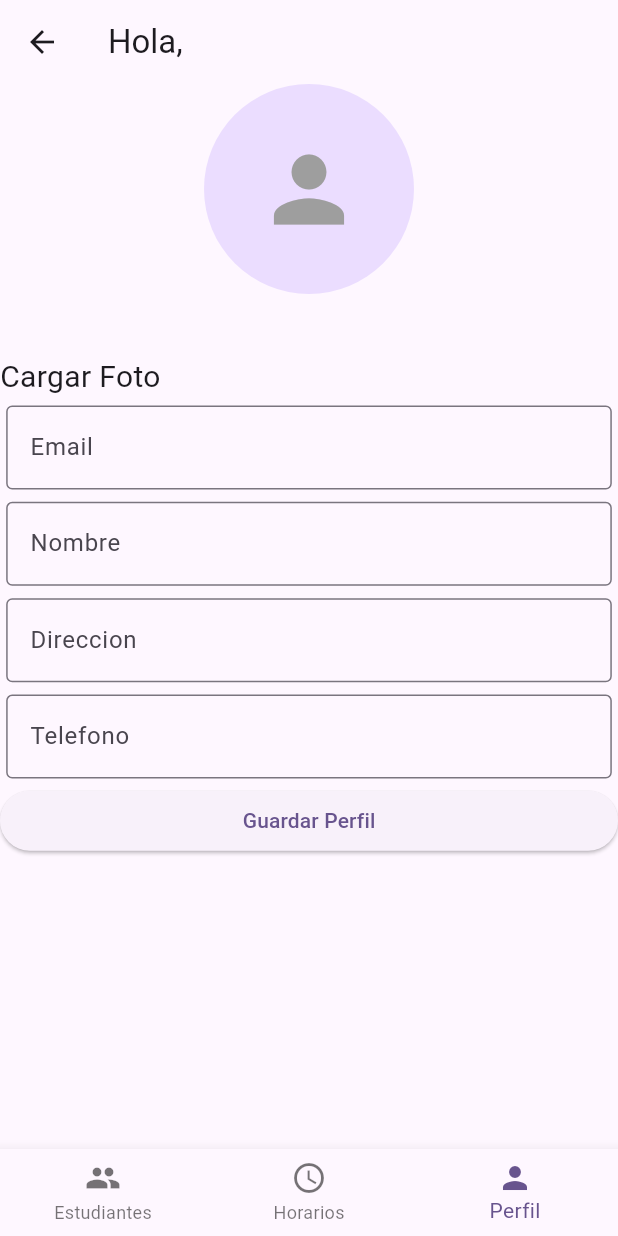
After one commit to alexvacca25/firebase_crud_estudiantes, a Flutter app: the HomePage screen opened by its route, item 3 of the bottom bar chosen, after a tap on the "person" icon, on a phone screen of 412 x 824 dp. The commit adds this screen. Run offline on Flutter 3.47's test engine with Material 2 defaults, Android fonts, the phone set to English and light mode, and no system bars; our stand-ins replace cloud_firestore, firebase_auth, firebase_core, firebase_storage, get, get_storage and 1 more; accounts and stored records are empty.

Commit message:
Firestore OK

```diff
--- /dev/null
+++ b/lib/data/services/peticionesFirestore.dart
@@ -0,0 +1,54 @@
+import 'package:cloud_firestore/cloud_firestore.dart';
+import 'package:firebase_crud_estudiantes/domain/controller/controllerUser.dart';
+import 'package:firebase_storage/firebase_storage.dart' as fs;
+
+import 'package:get/get.dart';
+
+class Peticiones {
+  static final ControlUserAuth controlua = Get.find();
+  static final fs.FirebaseStorage storage = fs.FirebaseStorage.instance;
+  static final FirebaseFirestore _db = FirebaseFirestore.instance;
+
+  static Future<void> crearcatalogo(Map<String, dynamic> catalogo, foto) async {
+    print(catalogo['foto']);
+
+    var url = '';
+    if (foto != null) {
+      url = await Peticiones.cargarfoto(foto, controlua.userValido!.user!.uid);
+    }
+    print(url);
+    catalogo['foto'] = url.toString();
+
+    await _db.collection('PERFIL').doc().set(catalogo).catchError((e) {
+      print(e);
+    });
+    //return true;
+  }
+
+  static Future<dynamic> cargarfoto(var foto, var idArt) async {
+    final fs.Reference storageReference =
+        fs.FirebaseStorage.instance.ref().child("fotos");
+
+    fs.TaskSnapshot taskSnapshot =
+        await storageReference.child(idArt).putFile(foto);
+
+    var url = await taskSnapshot.ref.getDownloadURL();
+    print('url:' + url.toString());
+    return url.toString();
+  }
+
+  static Future<void> actualizarcatalogo(
+      String id, Map<String, dynamic> catalogo) async {
+    await _db.collection('catalogoTI').doc(id).update(catalogo).catchError((e) {
+      print(e);
+    });
+    //return true;
+  }
+
+  static Future<void> eliminarcatalogo(String id) async {
+    await _db.collection('catalogoTI').doc(id).delete().catchError((e) {
+      print(e);
+    });
+    //return true;
+  }
+}
--- /dev/null
+++ b/lib/domain/controller/ControlFirestore.dart
@@ -0,0 +1,8 @@
+import 'package:firebase_crud_estudiantes/data/services/peticionesFirestore.dart';
+import 'package:get/get.dart';
+
+class ControlUserPerfil extends GetxController {
+  Future<void> crearcatalogo(Map<String, dynamic> perfil, foto) async {
+    await Peticiones.crearcatalogo(perfil, foto);
+  }
+}
--- a/lib/main.dart
+++ b/lib/main.dart
@@ -1,4 +1,5 @@
 import 'package:firebase_core/firebase_core.dart';
+import 'package:firebase_crud_estudiantes/domain/controller/ControlFirestore.dart';
 import 'package:firebase_crud_estudiantes/domain/controller/controllerUser.dart';
 import 'package:flutter/material.dart';
 import 'package:get/get.dart';
@@ -17,6 +18,7 @@ void main() async {
               messagingSenderId: "295256088828",
               appId: "1:295256088828:web:66450a2bdcd2fa6f17f779"))
       : await Firebase.initializeApp();
+  Get.put(ControlUserPerfil());
   Get.put(ControlUserAuth());
   runApp(const MyApp());
 }
--- a/lib/ui/app.dart
+++ b/lib/ui/app.dart
@@ -1,5 +1,6 @@
 import 'package:firebase_crud_estudiantes/ui/pages/auth/login.dart';
 import 'package:firebase_crud_estudiantes/ui/pages/auth/registro.dart';
+import 'package:firebase_crud_estudiantes/ui/pages/home/home.dart';
 import 'package:flutter/material.dart';
 import 'package:get/get.dart';
 
@@ -18,7 +19,8 @@ class MyApp extends StatelessWidget {
       initialRoute: "/login",
       routes: {
         "/login": (context) => Login(),
-        "/registro": (context) => Registro()
+        "/registro": (context) => Registro(),
+        "/home": (context) => const HomePage()
       },
     );
   }
--- /dev/null
+++ b/lib/ui/pages/home/estudiantes.dart
@@ -0,0 +1,13 @@
+import 'package:flutter/material.dart';
+
+class Estudiantes extends StatelessWidget {
+  const Estudiantes({super.key});
+
+  @override
+  Widget build(BuildContext context) {
+    return const Center(
+      child:
+      Text('Estudiantes'),
+    );
+  }
+}
--- /dev/null
+++ b/lib/ui/pages/home/home.dart
@@ -0,0 +1,56 @@
+import 'package:firebase_crud_estudiantes/domain/controller/controllerUser.dart';
+import 'package:firebase_crud_estudiantes/ui/pages/home/estudiantes.dart';
+import 'package:firebase_crud_estudiantes/ui/pages/home/horarios.dart';
+import 'package:firebase_crud_estudiantes/ui/pages/home/perfil.dart';
+import 'package:flutter/material.dart';
+import 'package:get/get.dart';
+
+class HomePage extends StatefulWidget {
+  const HomePage({super.key});
+
+  @override
+  _HomePageState createState() => _HomePageState();
+}
+
+class _HomePageState extends State<HomePage> {
+  int _currentIndex = 0;
+  final List<Widget> _children = const [Estudiantes(), Horarios(), Perfil()];
+
+  void onTabTapped(int index) {
+    setState(() {
+      _currentIndex = index;
+    });
+  }
+
+  @override
+  Widget build(BuildContext context) {
+    ControlUserAuth cu = Get.find();
+    return Scaffold(
+      appBar: AppBar(
+          title: Obx(
+        () => (cu.userValido == null)
+            ? const Text("Hola, ")
+            : Text('Hola, ${cu.userValido!.user!.email}'),
+      )),
+      body: _children[_currentIndex],
+      bottomNavigationBar: BottomNavigationBar(
+        onTap: onTabTapped,
+        currentIndex: _currentIndex,
+        items: const [
+          BottomNavigationBarItem(
+            icon: Icon(Icons.people),
+            label: 'Estudiantes',
+          ),
+          BottomNavigationBarItem(
+            icon: Icon(Icons.schedule),
+            label: 'Horarios',
+          ),
+          BottomNavigationBarItem(
+            icon: Icon(Icons.person),
+            label: 'Perfil',
+          ),
+        ],
+      ),
+    );
+  }
+}
--- /dev/null
+++ b/lib/ui/pages/home/horarios.dart
@@ -0,0 +1,13 @@
+import 'package:flutter/material.dart';
+
+class Horarios extends StatelessWidget {
+  const Horarios({super.key});
+
+  @override
+  Widget build(BuildContext context) {
+    return const Center(
+      child:
+      Text('Horarios'),
+    );
+  }
+}
--- /dev/null
+++ b/lib/ui/pages/home/perfil.dart
@@ -0,0 +1,91 @@
+import 'dart:io';
+
+import 'package:firebase_crud_estudiantes/domain/controller/ControlFirestore.dart';
+import 'package:firebase_crud_estudiantes/ui/pages/widget/input.dart';
+import 'package:flutter/material.dart';
+import 'package:get/get.dart';
+import 'package:image_picker/image_picker.dart';
+
+class Perfil extends StatefulWidget {
+  const Perfil({super.key});
+
+  @override
+  _PerfilState createState() => _PerfilState();
+}
+
+class _PerfilState extends State<Perfil> {
+  XFile? _image; // Variable para almacenar la imagen seleccionada
+
+  final ImagePicker _picker = ImagePicker();
+
+  Future<void> _getImage() async {
+    final XFile? image = await _picker.pickImage(
+        source:
+            ImageSource.gallery); // Abre la galería para seleccionar una imagen
+    if (image != null) {
+      setState(() {
+        _image = image;
+      });
+    }
+  }
+
+  @override
+  Widget build(BuildContext context) {
+    ControlUserPerfil cup = Get.find();
+    TextEditingController emailController = TextEditingController();
+    TextEditingController nombreController = TextEditingController();
+    TextEditingController direccionController = TextEditingController();
+    TextEditingController telefonoController = TextEditingController();
+    return Scaffold(
+      body: ListView(
+        children: <Widget>[
+          GestureDetector(
+            onTap: _getImage,
+            child: CircleAvatar(
+              radius: 70,
+              backgroundImage:
+                  _image != null ? FileImage(File(_image!.path)) : null,
+              child: _image == null
+                  ? Icon(Icons.person, size: 70, color: Colors.grey)
+                  : null,
+            ),
+          ),
+          SizedBox(height: Get.height * 0.05),
+          const Text(
+            'Cargar Foto',
+            style: TextStyle(fontSize: 20),
+          ),
+          InputField(
+            labelText: 'Email',
+            controller: emailController,
+          ),
+          InputField(
+            labelText: 'Nombre',
+            controller: nombreController,
+          ),
+          InputField(
+            labelText: 'Direccion',
+            controller: direccionController,
+          ),
+          InputField(
+            labelText: 'Telefono',
+            controller: telefonoController,
+          ),
+          ElevatedButton(
+              onPressed: () {
+                var perfil = <String, dynamic>{
+                  'nombre': nombreController.text,
+                  'email': emailController.text,
+                  'direccion': direccionController.text,
+                  'celular': telefonoController.text,
+                  'foto': ''
+                };
+
+                cup.crearcatalogo(perfil, _image);
+              },
+              child: const Text('Guardar Perfil'))
+        ],
+      ),
+    );
+  }
+}
--- a/lib/ui/pages/widget/input.dart
+++ b/lib/ui/pages/widget/input.dart
@@ -1,11 +1,13 @@
 import 'package:flutter/material.dart';
+import 'package:get/get.dart';
 
 class InputField extends StatelessWidget {
   final String labelText;
   final TextEditingController controller;
   final bool isPassword;
 
-  const InputField({super.key,
+  const InputField({
+    super.key,
     required this.labelText,
     required this.controller,
     this.isPassword = false,
@@ -13,12 +15,15 @@ class InputField extends StatelessWidget {
 
   @override
   Widget build(BuildContext context) {
-    return TextFormField(
-      controller: controller,
-      obscureText: isPassword,
-      decoration: InputDecoration(
-        labelText: labelText,
-        border: const OutlineInputBorder(),
+    return Padding(
+      padding: EdgeInsets.all(Get.width * 0.01),
+      child: TextFormField(
+        controller: controller,
+        obscureText: isPassword,
+        decoration: InputDecoration(
+          labelText: labelText,
+          border: const OutlineInputBorder(),
+        ),
       ),
     );
   }
--- a/pubspec.yaml
+++ b/pubspec.yaml
@@ -39,6 +39,9 @@ dependencies:
   firebase_core: ^2.20.0
   firebase_auth: ^4.12.0
   get_storage: ^2.1.1
+  image_picker: ^1.0.4
+  cloud_firestore: ^4.12.2
+  firebase_storage: ^11.4.1
 
 dev_dependencies:
   flutter_test:
```
Also changed, not shown: lib/ui/pages/auth/login.dart (+13 -1 lines), lib/ui/pages/auth/registro.dart (+11 -1 lines), pubspec.lock, 5 other files.
